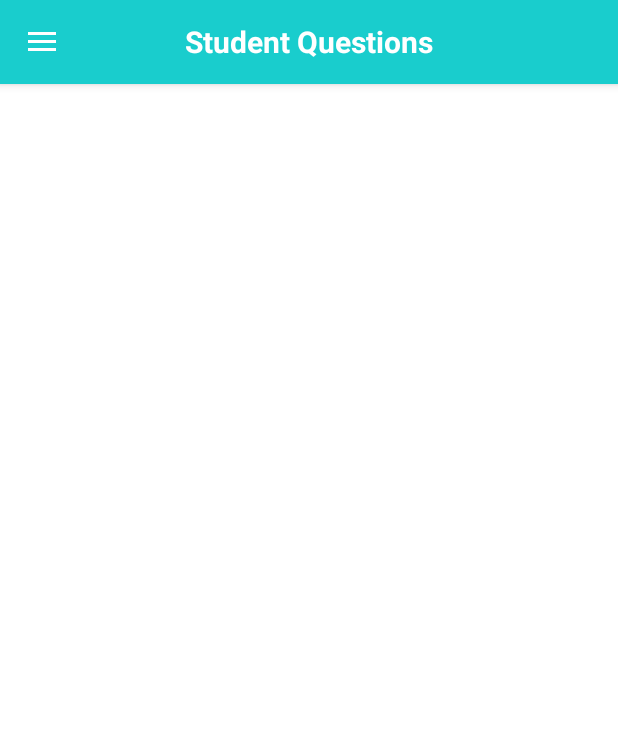
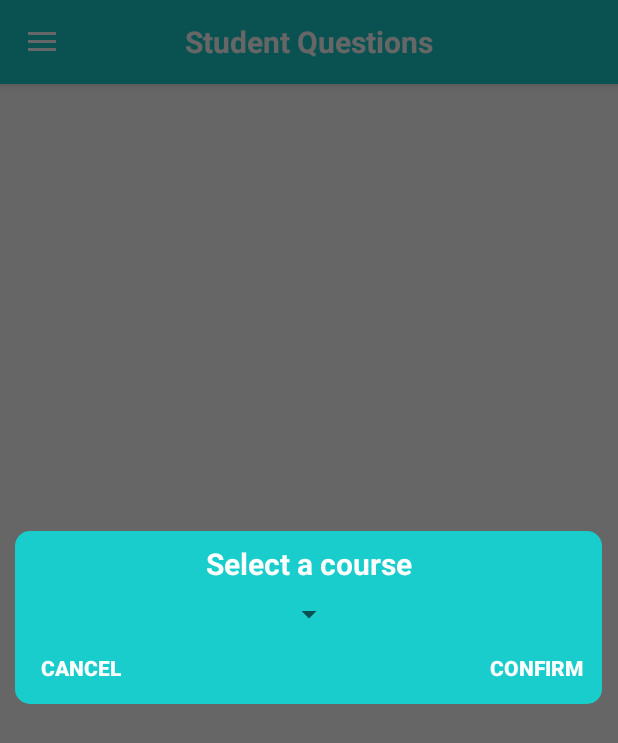
Before and after one commit to markalence/rafiki, an Android app: the TutorHomeActivity screen opened directly, with no data from a screen before it, in the side drawer, after a tap on "Make announcement", on a phone screen of 412 x 824 dp. Shown: the top 743 px of the screen. Run offline under Robolectric (Android 15) with nearby library versions, the phone set to English and light mode, and no system bars; our stand-ins replace Firebase (no records; nobody signed in at launch, a user with empty details on screens opened directly), Picasso; libraries missing offline, so code that uses them is left out: com.amulyakhare.textdrawable; 3 statements that could not run were skipped.

Commit message:
tutor announcement functionality added

```diff
--- /dev/null
+++ b/app/src/main/java/com/rafiki/wits/sdp/Announcement.java
@@ -0,0 +1,140 @@
+package com.rafiki.wits.sdp;
+
+import android.app.AlertDialog;
+import android.app.DatePickerDialog;
+import android.content.Context;
+import android.content.res.Resources;
+import android.graphics.Color;
+import android.graphics.drawable.ColorDrawable;
+import android.os.Build;
+import android.view.LayoutInflater;
+import android.view.View;
+import android.widget.AdapterView;
+import android.widget.ArrayAdapter;
+import android.widget.Button;
+import android.widget.EditText;
+import android.widget.Spinner;
+import android.widget.Toast;
+
+import com.google.firebase.Timestamp;
+import com.google.firebase.firestore.FirebaseFirestore;
+
+import java.text.SimpleDateFormat;
+import java.util.ArrayList;
+import java.util.Calendar;
+import java.util.Date;
+import java.util.HashMap;
+
+
+public class Announcement {
+
+
+    private Context mContext;
+    private LayoutInflater mInflater;
+    private FirebaseFirestore firestore = FirebaseFirestore.getInstance();
+    private AlertDialog recordDialog;
+    private View moduleView;
+    private String courseSelection;
+
+
+    private HashMap<String, Object> docData = new HashMap<>();
+
+    Announcement(Context context, LayoutInflater inflater) {
+        mInflater = inflater;
+        mContext = context;
+    }
+
+    public boolean getCourseSelection(){
+
+        moduleView = mInflater.inflate(R.layout.course_spinner,null);
+        final Button confirm = moduleView.findViewById(R.id.spinnerConfirm);
+        final Button cancel = moduleView.findViewById(R.id.spinnerCancel);
+        final Spinner spinner = moduleView.findViewById(R.id.spinner);
+        final AlertDialog.Builder recordBuilder = new AlertDialog.Builder(mContext);
+        recordBuilder.setView(moduleView);
+        recordDialog = recordBuilder.create();
+        recordDialog.getWindow().setBackgroundDrawable(new ColorDrawable(Color.TRANSPARENT));
+        ArrayList<String> courseCaps = new ArrayList<>();
+        for(String s : LoginActivity.courseCodes){
+            courseCaps.add(s.toUpperCase());
+        }
+
+        ArrayAdapter<String> adapter = new ArrayAdapter<>(
+                mContext,
+                android.R.layout.simple_spinner_item,
+                courseCaps
+        );
+        spinner.setAdapter(adapter);
+        spinner.setOnItemSelectedListener(new AdapterView.OnItemSelectedListener() {
+            @Override
+            public void onItemSelected(AdapterView<?> parent, View view, int position, long id) {
+                courseSelection = LoginActivity.courseCodes.get(position);
+            }
+
+            @Override
+            public void onNothingSelected(AdapterView<?> parent) {
+            }
+        });
+
+        confirm.setOnClickListener(new View.OnClickListener() {
+            @Override
+            public void onClick(View v) {
+                if(courseSelection == null){
+                    Toast.makeText(mContext, "Please select a course", Toast.LENGTH_SHORT);
+                }
+                else{
+                    recordDialog.dismiss();
+                    announcementDialogInit();
+                }
+            }
+        });
+        cancel.setOnClickListener(new View.OnClickListener() {
+            @Override
+            public void onClick(View v) {
+                recordDialog.dismiss();
+            }
+        });
+
+        recordDialog.show();
+
+        return true;
+    }
+    public boolean announcementDialogInit() {
+        moduleView = mInflater.inflate(R.layout.record_module, null);
+        final Button moduleCancel = moduleView.findViewById(R.id.moduleCancel);
+        final Button moduleConfirm = moduleView.findViewById(R.id.moduleConfirm);
+        final EditText et = moduleView.findViewById(R.id.moduleText);
+        et.setHint("Make your announcement here");
+        final AlertDialog.Builder recordBuilder = new AlertDialog.Builder(mContext);
+        recordBuilder.setView(moduleView);
+        recordDialog = recordBuilder.create();
+        recordDialog.getWindow().setBackgroundDrawable(new ColorDrawable(Color.TRANSPARENT));
+
+        moduleConfirm.setOnClickListener(new View.OnClickListener() {
+            @Override
+            public void onClick(View v) {
+                if (Build.VERSION.SDK_INT <= 20) {
+                    recordDialog.dismiss();
+                }
+                docData.put("courseCode", courseSelection.toLowerCase());
+                docData.put("studentNumber", LoginActivity.studentNum);
+                docData.put("announcement",et.getText().toString());
+                docData.put("date",new Timestamp(new Date()));
+                firestore.collection("announcements").add(docData);
+                recordDialog.dismiss();
+                Toast.makeText(mContext, "Thank you! Your announcement has been made.", Toast.LENGTH_SHORT).show();
+            }
+        });
+
+        moduleCancel.setOnClickListener(new View.OnClickListener() {
+            @Override
+            public void onClick(View v) {
+                recordDialog.dismiss();
+            }
+        });
+        recordDialog.show();
+
+        return true;
+    }
+
+}
--- a/app/src/main/java/com/rafiki/wits/sdp/SessionSwipeController.java
+++ b/app/src/main/java/com/rafiki/wits/sdp/SessionSwipeController.java
@@ -206,8 +206,8 @@ public class SessionSwipeController extends ItemTouchHelper.Callback {
             String endDateString = sdf.format(endDate);
             final String endDay = initialDateString.split(":")[0];
 
-            startTimeSpinner.setSelection(ArrayUtils.indexOf(r.getStringArray(R.array.weekDayTimeArray),initialDateString.split(":")[1] + ":" + initialDateString.split(":")[2]));
-            endTimeSpinner.setSelection(ArrayUtils.indexOf(r.getStringArray(R.array.weekDayTimeArray),endDateString.split(":")[1] + ":" + endDateString.split(":")[2]));
+            startTimeSpinner.setSelection(ArrayUtils.indexOf(r.getStringArray(R.array.weekDayTimeArray), initialDateString.split(":")[1] + ":" + initialDateString.split(":")[2]));
+            endTimeSpinner.setSelection(ArrayUtils.indexOf(r.getStringArray(R.array.weekDayTimeArray), endDateString.split(":")[1] + ":" + endDateString.split(":")[2]));
             startTimeSpinner.setOnItemSelectedListener(new AdapterView.OnItemSelectedListener() {
                 @Override
                 public void onItemSelected(AdapterView<?> parent, View view, int position, long id) {
--- a/app/src/main/java/com/rafiki/wits/sdp/TutorHomeActivity.java
+++ b/app/src/main/java/com/rafiki/wits/sdp/TutorHomeActivity.java
@@ -156,7 +156,8 @@ public class TutorHomeActivity extends AppCompatActivity
             startActivity(intent);
         }
         else if(id == R.id.announcement){
-            System.out.println("announcement");
+            Announcement announcement = new Announcement(this,getLayoutInflater());
+            announcement.getCourseSelection();
         }
         else if(id == R.id.logout){
             mSharedPreferences = PreferenceManager.getDefaultSharedPreferences(LoginActivity.context);
--- /dev/null
+++ b/app/src/main/res/layout/course_spinner.xml
@@ -0,0 +1,56 @@
+<?xml version="1.0" encoding="utf-8"?>
+<androidx.constraintlayout.widget.ConstraintLayout xmlns:android="http://schemas.android.com/apk/res/android"
+    xmlns:app="http://schemas.android.com/apk/res-auto"
+    xmlns:tools="http://schemas.android.com/tools"
+    android:id="@+id/linearLayout"
+    android:layout_width="match_parent"
+    android:background="@drawable/roundbuttonblue"
+    android:layout_height="match_parent"
+    android:orientation="vertical">
+
+    <Button
+        android:id="@+id/spinnerCancel"
+        android:layout_width="wrap_content"
+        android:layout_height="wrap_content"
+        android:background="@android:color/transparent"
+        android:textColor="@android:color/white"
+        android:textStyle="bold"
+        android:text="@android:string/cancel"
+        app:layout_constraintBottom_toBottomOf="parent"
+        app:layout_constraintStart_toStartOf="parent"
+        app:layout_constraintTop_toBottomOf="@+id/spinner" />
+
+    <Spinner
+        android:id="@+id/spinner"
+        android:layout_width="wrap_content"
+        android:layout_height="wrap_content"
+        android:layout_marginTop="8dp"
+        app:layout_constraintEnd_toEndOf="parent"
+        app:layout_constraintStart_toStartOf="parent"
+        app:layout_constraintTop_toBottomOf="@+id/textView" />
+
+    <Button
+        android:id="@+id/spinnerConfirm"
+        android:layout_width="wrap_content"
+        android:layout_height="wrap_content"
+        android:text="Confirm"
+        android:background="@android:color/transparent"
+        android:textColor="@android:color/white"
+        android:textStyle="bold"
+        app:layout_constraintBottom_toBottomOf="parent"
+        app:layout_constraintEnd_toEndOf="parent"
+        app:layout_constraintTop_toBottomOf="@+id/spinner" />
+
+    <TextView
+        android:id="@+id/textView"
+        android:layout_width="wrap_content"
+        android:layout_height="wrap_content"
+        android:layout_marginTop="8dp"
+        android:text="Select a course"
+        android:textColor="@android:color/white"
+        android:textStyle="bold"
+        android:textSize="20dp"
+        app:layout_constraintEnd_toEndOf="parent"
+        app:layout_constraintStart_toStartOf="parent"
+        app:layout_constraintTop_toTopOf="parent" />
+</androidx.constraintlayout.widget.ConstraintLayout>
--- a/app/src/main/res/layout/record_module.xml
+++ b/app/src/main/res/layout/record_module.xml
@@ -32,10 +32,10 @@
         android:layout_marginBottom="8dp"
         android:layout_marginStart="8dp"
         android:layout_marginTop="16dp"
-        android:background="@android:color/transparent"
         android:minHeight="0dp"
         android:minWidth="0dp"
         android:text="Cancel"
+        android:background="@android:color/transparent"
         android:textColor="@android:color/white"
         android:textStyle="bold"
         app:layout_constraintBottom_toBottomOf="parent"
```
